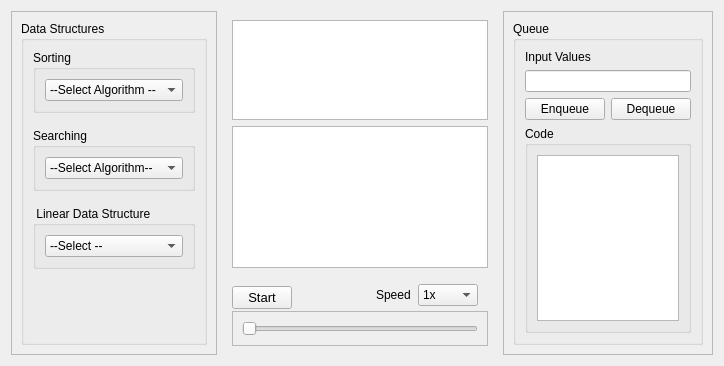
Qt form form.ui (Binaya764/DSA-Visualizer) before a commit.
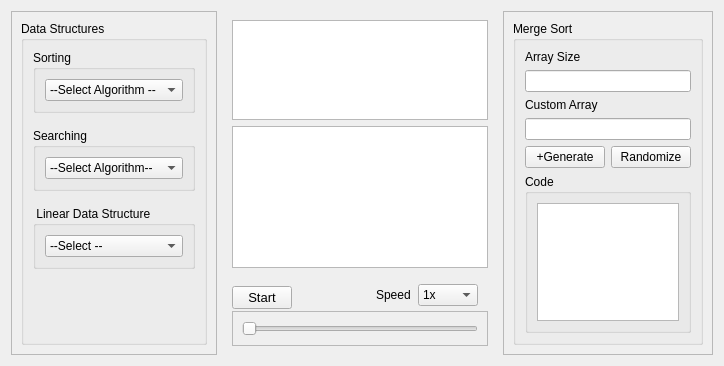
The same form after that commit.

Commit message: Merge sort UI created

What changed in the file:
```diff
--- a/form.ui
+++ b/form.ui
@@ -381,7 +381,7 @@
         <enum>QFrame::Shadow::Raised</enum>
        </property>
        <property name="currentIndex">
-        <number>6</number>
+        <number>3</number>
        </property>
        <widget class="QWidget" name="Bubble_sort">
         <layout class="QHBoxLayout" name="horizontalLayout_2">
@@ -636,6 +636,81 @@
          </item>
         </layout>
        </widget>
+       <widget class="QWidget" name="Merge_sort">
+        <layout class="QVBoxLayout" name="verticalLayout_46">
+         <item>
+          <layout class="QVBoxLayout" name="verticalLayout_45">
+           <item>
+            <widget class="QGroupBox" name="groupBox_17">
+             <property name="title">
+              <string>Merge Sort</string>
+             </property>
+             <layout class="QVBoxLayout" name="verticalLayout_48">
+              <item>
+               <layout class="QVBoxLayout" name="verticalLayout_47">
+                <item>
+                 <widget class="QLabel" name="label">
+                  <property name="text">
+                   <string>Array Size</string>
+                  </property>
+                 </widget>
+                </item>
+                <item>
+                 <widget class="QLineEdit" name="size_array_lineEdit_MergeSort"/>
+                </item>
+                <item>
+                 <widget class="QLabel" name="label_19">
+                  <property name="text">
+                   <string>Custom Array</string>
+                  </property>
+                 </widget>
+                </item>
+                <item>
+                 <widget class="QLineEdit" name="CArray_lineEdit_MergeSort"/>
+                </item>
+                <item>
+                 <layout class="QHBoxLayout" name="horizontalLayout_20">
+                  <item>
+                   <widget class="QPushButton" name="BtnGenerate_MergeSort">
+                    <property name="text">
+                     <string>+Generate</string>
+                    </property>
+                   </widget>
+                  </item>
+                  <item>
+                   <widget class="QPushButton" name="BthnRandomize_MergeSort">
+                    <property name="text">
+                     <string>Randomize</string>
+                    </property>
+                   </widget>
+                  </item>
+                 </layout>
+                </item>
+                <item>
+                 <widget class="QGroupBox" name="groupBox_18">
+                  <property name="title">
+                   <string>Code</string>
+                  </property>
+                  <layout class="QHBoxLayout" name="horizontalLayout_22">
+                   <item>
+                    <layout class="QHBoxLayout" name="horizontalLayout_21">
+                     <item>
+                      <widget class="QGraphicsView" name="code_graphicsView_MergeSort"/>
+                     </item>
+                    </layout>
+                   </item>
+                  </layout>
+                 </widget>
+                </item>
+               </layout>
+              </item>
+             </layout>
+            </widget>
+           </item>
+          </layout>
+         </item>
+        </layout>
+       </widget>
        <widget class="QWidget" name="Linear_search">
         <layout class="QHBoxLayout" name="horizontalLayout_7">
          <item>
```
Left out of the diff: 7 changed lines with no effect on the pictures. The commit also changes 3 other files.
